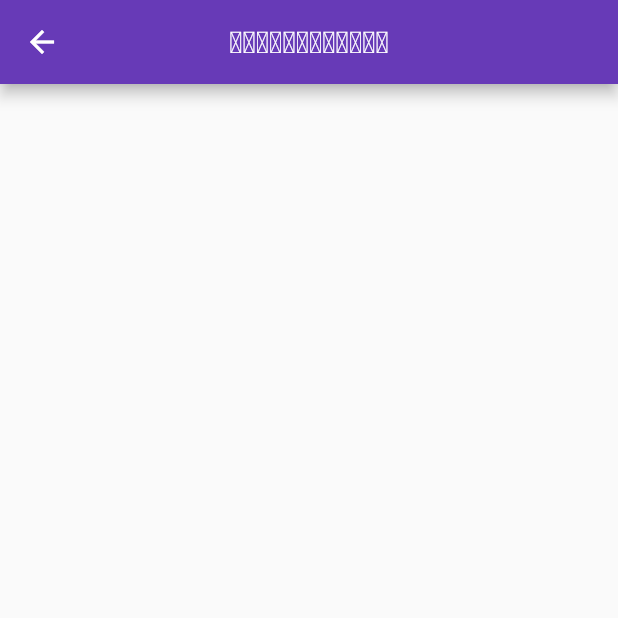
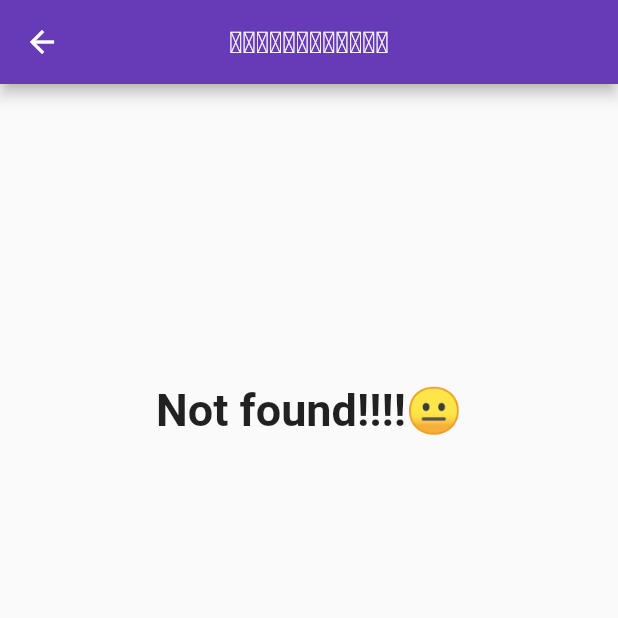
Before and after one commit to angieLatdavone/BTBapp, a Flutter app: the Story screen opened directly, on a phone screen of 412 x 824 dp, the top half of it. Run offline on Flutter 3.47's test engine with Material 2 defaults, Android fonts, the phone set to English and light mode, and no system bars; our stand-ins replace cloud_firestore, firebase_auth, firebase_core, firebase_storage, image_picker; missing offline and left inert: swag_package_ag; accounts and stored records are empty; network calls fail.

Commit message:
angie commit

```diff
--- a/lib/screen/detail/story.dart
+++ b/lib/screen/detail/story.dart
@@ -42,12 +42,13 @@ class _StoryState extends State<Story> {
         print(storeDocs);
         return Scaffold(
           appBar: AppBar(
-            title: Text('ປະຫັວດການຈອງ'),
+            title: Text('ປະຫວັດການຈອງ'),
             centerTitle: true,
           ),
           body: SingleChildScrollView(
             child: Center(
-              child: Column(
+              child: storeDocs1.length.toString() != '0'
+                  ? Column(
                       crossAxisAlignment: CrossAxisAlignment.center,
                       children: List.generate(
                           storeDocs1.length,
@@ -72,7 +73,8 @@ class _StoryState extends State<Story> {
                                           ),
                                           Container(
                                             child: Text(
-                                  storeDocs1[index]['destination'].toString(),
+                                              storeDocs1[index]['destination']
+                                                  .toString(),
                                               style: TextStyle(
                                                   fontSize: 20,
                                                   fontWeight: FontWeight.bold),
@@ -92,7 +94,8 @@ class _StoryState extends State<Story> {
                                           ),
                                           Container(
                                             child: Text(
-                                  storeDocs1[index]['email'].toString(),
+                                              storeDocs1[index]['email']
+                                                  .toString(),
                                               style: TextStyle(
                                                   fontSize: 20,
                                                   fontWeight: FontWeight.bold),
@@ -104,7 +107,8 @@ class _StoryState extends State<Story> {
                                         child: Text(
                                           storeDocs1[index]['price'].toString(),
                                           style: TextStyle(
-                                  fontSize: 20, fontWeight: FontWeight.bold),
+                                              fontSize: 20,
+                                              fontWeight: FontWeight.bold),
                                         ),
                                       ),
                                       Row(
@@ -119,7 +123,8 @@ class _StoryState extends State<Story> {
                                           ),
                                           Container(
                                             child: Text(
-                                  storeDocs1[index]['numberplate'].toString(),
+                                              storeDocs1[index]['numberplate']
+                                                  .toString(),
                                               style: TextStyle(
                                                   fontSize: 20,
                                                   fontWeight: FontWeight.bold),
@@ -129,9 +134,11 @@ class _StoryState extends State<Story> {
                                       ),
                                       Container(
                                         child: Text(
-                              storeDocs1[index]['time_trip'].toString(),
+                                          storeDocs1[index]['time_trip']
+                                              .toString(),
                                           style: TextStyle(
-                                  fontSize: 20, fontWeight: FontWeight.bold),
+                                              fontSize: 20,
+                                              fontWeight: FontWeight.bold),
                                         ),
                                       ),
                                       Row(
@@ -147,7 +154,8 @@ class _StoryState extends State<Story> {
                                           ),
                                           Container(
                                             child: Text(
-                                  storeDocs1[index]['datetime'].toString(),
+                                              storeDocs1[index]['datetime']
+                                                  .toString(),
                                               style: TextStyle(
                                                   fontSize: 20,
                                                   fontWeight: FontWeight.bold),
@@ -158,6 +166,15 @@ class _StoryState extends State<Story> {
                                     ],
                                   ),
                                 ),
+                              )),
+                    )
+                  : Center(
+                      child: Container(
+                        margin: EdgeInsets.only(top: 200),
+                        child: Text(
+                          'Not found!!!!😐',
+                          style: TextStyle(
+                              fontSize: 30, fontWeight: FontWeight.bold),
                         ),
                       ),
                     ),
--- a/lib/screen/user/profile.dart
+++ b/lib/screen/user/profile.dart
@@ -1,4 +1,4 @@
-// ignore_for_file: prefer_const_constructors, avoid_unnecessary_containers, prefer_const_literals_to_create_immutables, sized_box_for_whitespace, unused_local_variable, avoid_print, use_key_in_widget_constructors, prefer_const_constructors_in_immutables, non_constant_identifier_names, unused_field, unnecessary_null_comparison
+// ignore_for_file: prefer_const_constructors, avoid_unnecessary_containers, prefer_const_literals_to_create_immutables, sized_box_for_whitespace, unused_local_variable, avoid_print, use_key_in_widget_constructors, prefer_const_constructors_in_immutables, non_constant_identifier_names, unused_field, unnecessary_null_comparison, prefer_final_fields
 
 import 'dart:io';
 
@@ -17,6 +17,7 @@ class Profile extends StatefulWidget {
 }
 
 class _ProfileState extends State<Profile> {
+  int _selectedIndex = 2;
   XFile? _image;
   List<XFile>? _image1;
   ImagePicker? picker = ImagePicker();
```
Also changed, not shown: lib/screen/homescreen.dart (+26 -0 lines), lib/screen/user/register.dart (+7 -3 lines). Lines whose indentation alone changed are shown as unchanged.
